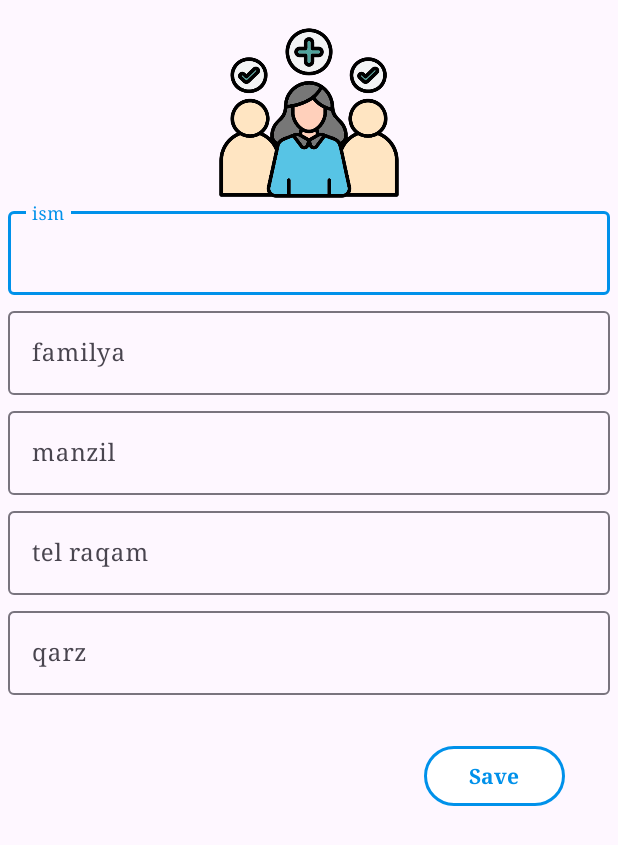
After one commit to jurabek003/ZBox, an Android app: the layout item_add_client.xml on its own in the app's theme, with its tools: preview values and no code run, on a phone screen of 412 x 824 dp. The commit adds this screen. Shown: the top 845 px of the screen. Run offline under Robolectric (Android 15) with nearby library versions, the light colour scheme and no system bars.

Commit message:
client post finishing !

```diff
--- a/app/src/main/java/uz/turgunboyevjurabek/zbox/fragment/ClientFragment.kt
+++ b/app/src/main/java/uz/turgunboyevjurabek/zbox/fragment/ClientFragment.kt
@@ -6,13 +6,18 @@ import android.view.LayoutInflater
 import android.view.View
 import android.view.ViewGroup
 import android.widget.Toast
+import com.google.android.material.dialog.MaterialAlertDialogBuilder
+import com.google.android.material.dialog.MaterialDialogs
 import retrofit2.Call
 import retrofit2.Callback
 import retrofit2.Response
 import uz.turgunboyevjurabek.zbox.R
 import uz.turgunboyevjurabek.zbox.adapter.RvClientAdapter
 import uz.turgunboyevjurabek.zbox.databinding.FragmentClientBinding
+import uz.turgunboyevjurabek.zbox.databinding.ItemAddClientBinding
+import uz.turgunboyevjurabek.zbox.madels.Client_Post_Request
 import uz.turgunboyevjurabek.zbox.madels.Clients_Get
+import uz.turgunboyevjurabek.zbox.madels.Clients_Post
 import uz.turgunboyevjurabek.zbox.network.ApiClinet
 import uz.turgunboyevjurabek.zbox.network.ApiServis
 
@@ -39,6 +44,8 @@ class ClientFragment : Fragment() {
 
     private fun apiWorking() {
         apiServis=ApiClinet.getApiServis(requireContext())
+
+        //api clientlarni hammasini olib kelish uchun
         apiServis.getClients().enqueue(object :Callback<ArrayList<Clients_Get>>{
             override fun onResponse(
                 call: Call<ArrayList<Clients_Get>>,
@@ -57,6 +64,44 @@ class ClientFragment : Fragment() {
             }
         })
 
+        // api ga post qilish uchun
+        binding.btnFloatingClient.setOnClickListener {
+            val itemAddClientBinding=ItemAddClientBinding.inflate(layoutInflater)
+            val dialogPost= MaterialAlertDialogBuilder(requireContext()).create()
+            dialogPost.setView(itemAddClientBinding.root)
+            dialogPost.show()
+
+            itemAddClientBinding.btnSave.setOnClickListener {
+                itemAddClientBinding.apply {
+                    if (!clientName.text.isNullOrEmpty() && !clientLastName.text.isNullOrEmpty() && !clientManzil.text.isNullOrEmpty() && !clientTel.text.isNullOrEmpty() && !clientSumma.text.isNullOrEmpty()){
+                        val clientsPost=Client_Post_Request(clientName.text.toString(),clientLastName.text.toString(),clientManzil.text.toString(),clientTel.text.toString(),clientSumma.text.toString().toInt())
+                        apiServis.postClient(clientsPost).enqueue(object :Callback<ArrayList<Clients_Post>>{
+                            override fun onResponse(
+                                call: Call<ArrayList<Clients_Post>>,
+                                response: Response<ArrayList<Clients_Post>>,
+                            ) {
+                                if (response.isSuccessful && response.body()!=null){
+                                    Toast.makeText(requireContext(), "YEsssssssssssssss", Toast.LENGTH_SHORT).show()
+                                    dialogPost.cancel()
+                                }
+                            }
+
+                            override fun onFailure(
+                                call: Call<ArrayList<Clients_Post>>,
+                                t: Throwable,
+                            ) {
+                                Toast.makeText(requireContext(), "${t.message}", Toast.LENGTH_SHORT).show()
+
+                            }
+                        })
+                    }
+                }
+
+            }
+
+        }
+
+
     }
     private fun adapterRv(){
         rvClientAdapter=RvClientAdapter(list)
--- /dev/null
+++ b/app/src/main/java/uz/turgunboyevjurabek/zbox/madels/Client_Post_Request.kt
@@ -0,0 +1,16 @@
+package uz.turgunboyevjurabek.zbox.madels
+
+import com.google.gson.annotations.SerializedName
+
+data class Client_Post_Request (
+    @SerializedName("ism")
+    val ism: String,
+    @SerializedName("fam")
+    val fam: String,
+    @SerializedName("manzil")
+    val manzil: String,
+    @SerializedName("tel")
+    val tel: String,
+    @SerializedName("umumiy_summa")
+    val umumiySumma: Int
+)
--- a/app/src/main/java/uz/turgunboyevjurabek/zbox/network/ApiServis.kt
+++ b/app/src/main/java/uz/turgunboyevjurabek/zbox/network/ApiServis.kt
@@ -1,14 +1,28 @@
 package uz.turgunboyevjurabek.zbox.network
 
 import retrofit2.Call
+import retrofit2.http.Body
 import retrofit2.http.GET
+import retrofit2.http.POST
+import uz.turgunboyevjurabek.zbox.madels.Client_Post_Request
 import uz.turgunboyevjurabek.zbox.madels.Clients_Get
+import uz.turgunboyevjurabek.zbox.madels.Clients_Post
 import uz.turgunboyevjurabek.zbox.madels.Product
 
 interface ApiServis {
+
+
+    //Clientlarni hammasini olish uchun
     @GET("clientlar/")
     fun getClients():Call<ArrayList<Clients_Get>>
 
+
+    //Client qo'shish uchun
+    @POST("clientlar/")
+    fun postClient(@Body clientPostRequest: Client_Post_Request):Call<ArrayList<Clients_Post>>
+
+
+    //Mahsulotlarni hammasini olish uchun
     @GET("mahsulotlar/")
     fun getProduct():Call<ArrayList<Product>>
 }
--- /dev/null
+++ b/app/src/main/res/layout/item_add_client.xml
@@ -0,0 +1,102 @@
+<?xml version="1.0" encoding="utf-8"?>
+<LinearLayout xmlns:android="http://schemas.android.com/apk/res/android"
+    android:layout_width="match_parent"
+    android:layout_height="match_parent"
+    xmlns:app="http://schemas.android.com/apk/res-auto"
+    android:padding="5dp"
+    android:orientation="vertical">
+
+    <ImageView
+        android:layout_width="120sp"
+        android:layout_height="120dp"
+        android:src="@drawable/addclient"
+        android:layout_gravity="center"
+        android:layout_marginTop="10dp"/>
+    <com.google.android.material.textfield.TextInputLayout
+        android:layout_width="match_parent"
+        android:layout_height="wrap_content">
+        <com.google.android.material.textfield.TextInputEditText
+            android:id="@+id/client_name"
+            android:layout_width="match_parent"
+            android:layout_height="match_parent"
+            android:maxLength="40"
+            android:minLines="1"
+                    android:fontFamily="serif"
+            android:inputType="textAutoComplete"
+            android:hint="ism"/>
+    </com.google.android.material.textfield.TextInputLayout>
+
+    <com.google.android.material.textfield.TextInputLayout
+        android:layout_width="match_parent"
+        android:layout_marginTop="5dp"
+        android:layout_height="wrap_content">
+        <com.google.android.material.textfield.TextInputEditText
+            android:id="@+id/client_last_name"
+            android:layout_width="match_parent"
+            android:layout_height="match_parent"
+            android:maxLength="40"
+            android:minLines="1"
+                    android:fontFamily="serif"
+            android:inputType="textAutoComplete"
+            android:hint="familya"/>
+    </com.google.android.material.textfield.TextInputLayout>
+
+    <com.google.android.material.textfield.TextInputLayout
+        android:layout_width="match_parent"
+        android:layout_marginTop="5dp"
+        android:layout_height="wrap_content">
+        <com.google.android.material.textfield.TextInputEditText
+            android:id="@+id/client_manzil"
+            android:layout_width="match_parent"
+            android:layout_height="match_parent"
+            android:maxLength="70"
+            android:minLines="1"
+            android:fontFamily="serif"
+            android:inputType="textAutoComplete"
+            android:hint="manzil"/>
+    </com.google.android.material.textfield.TextInputLayout>
+
+    <com.google.android.material.textfield.TextInputLayout
+        android:layout_width="match_parent"
+        android:layout_marginTop="5dp"
+        android:layout_height="wrap_content">
+        <com.google.android.material.textfield.TextInputEditText
+            android:id="@+id/client_tel"
+            android:layout_width="match_parent"
+            android:layout_height="match_parent"
+            android:maxLength="70"
+            android:minLines="1"
+                    android:fontFamily="serif"
+            android:inputType="phone"
+            android:hint="tel raqam"/>
+    </com.google.android.material.textfield.TextInputLayout>
+  <com.google.android.material.textfield.TextInputLayout
+        android:layout_width="match_parent"
+        android:layout_marginTop="5dp"
+        android:layout_height="wrap_content">
+        <com.google.android.material.textfield.TextInputEditText
+            android:id="@+id/client_summa"
+            android:layout_width="match_parent"
+            android:layout_height="match_parent"
+            android:maxLength="70"
+            android:minLines="1"
+                    android:fontFamily="serif"
+            android:inputType="phone"
+            android:hint="qarz"/>
+    </com.google.android.material.textfield.TextInputLayout>
+
+    <com.google.android.material.button.MaterialButton
+        android:id="@+id/btn_save"
+        android:layout_width="wrap_content"
+        android:layout_height="wrap_content"
+        android:backgroundTint="@color/white"
+        app:strokeWidth="2dp"
+        app:strokeColor="@color/asosiy"
+        android:layout_gravity="end"
+        android:layout_margin="30dp"
+        android:text="Save"
+        android:textStyle="bold"
+        android:fontFamily="serif"
+        android:paddingHorizontal="30dp"
+        android:textColor="@color/asosiy"/>
+</LinearLayout>
```
Also changed, not shown: app/src/main/res/drawable/addclient.png (added).
